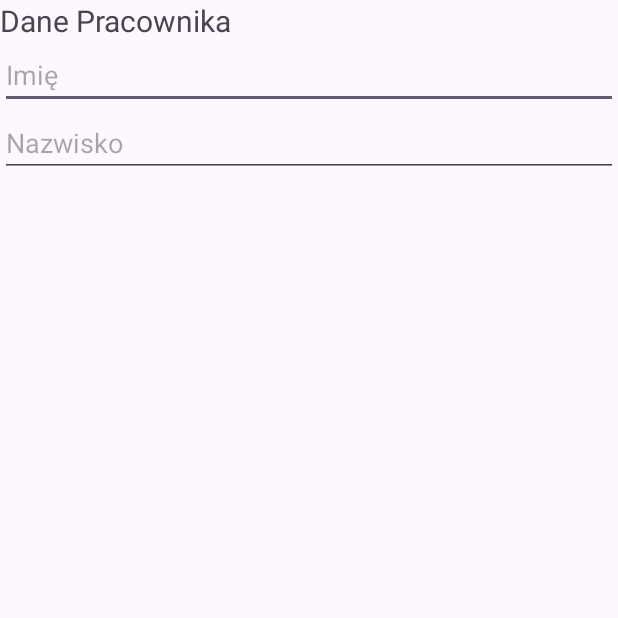
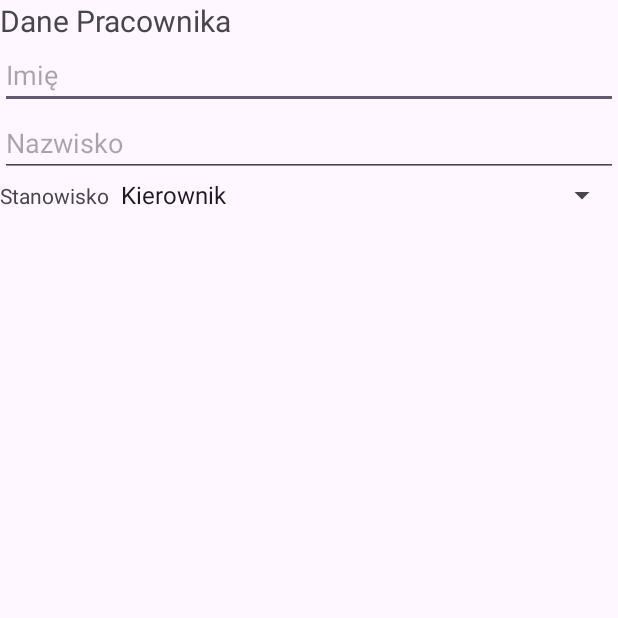
Before and after one commit to Jednaczwarta/ZadanieZaliczenie, an Android app: the screen it shows after launch (MainActivity), on a phone screen of 412 x 824 dp, the top half of it. Run offline under Robolectric (Android 15) with nearby library versions, the phone set to English and light mode, and no system bars.

Commit message:
Dodanie drugiego layoutu, textView oraz Spinnera i jego funkcjonalności

```diff
--- a/app/src/main/java/com/example/zadaniezaliczenie/MainActivity.java
+++ b/app/src/main/java/com/example/zadaniezaliczenie/MainActivity.java
@@ -1,6 +1,8 @@
 package com.example.zadaniezaliczenie;
 
 import android.os.Bundle;
+import android.widget.ArrayAdapter;
+import android.widget.Spinner;
 
 import androidx.activity.EdgeToEdge;
 import androidx.appcompat.app.AppCompatActivity;
@@ -20,5 +22,15 @@ public class MainActivity extends AppCompatActivity {
             v.setPadding(systemBars.left, systemBars.top, systemBars.right, systemBars.bottom);
             return insets;
         });
+
+
+        Spinner spinner = (Spinner) findViewById(R.id.spin);
+        ArrayAdapter<CharSequence> adapter = ArrayAdapter.createFromResource(
+                this,
+                R.array.zawody,
+                android.R.layout.simple_spinner_item
+        );
+        adapter.setDropDownViewResource(android.R.layout.simple_spinner_dropdown_item);
+        spinner.setAdapter(adapter);
     }
 }
--- a/app/src/main/res/layout/activity_main.xml
+++ b/app/src/main/res/layout/activity_main.xml
@@ -25,4 +25,21 @@
         android:layout_height="wrap_content"
         android:hint="Nazwisko"/>
 
+    <LinearLayout
+        android:layout_width="match_parent"
+        android:layout_height="wrap_content">
+
+    <TextView
+        android:layout_width="wrap_content"
+        android:layout_height="wrap_content"
+        android:text="Stanowisko"/>
+
+    <Spinner
+        android:id="@+id/spin"
+        android:layout_width="match_parent"
+        android:layout_height="wrap_content"/>
+    </LinearLayout>
+
+
+
 </LinearLayout>
--- a/app/src/main/res/values/strings.xml
+++ b/app/src/main/res/values/strings.xml
@@ -1,3 +1,10 @@
 <resources>
     <string name="app_name">ZadanieZaliczenie</string>
+
+    <string-array name="zawody">
+        <item>Kierownik</item>
+        <item>Starszy programista</item>
+        <item>Młodszy programista</item>
+        <item>Tester</item>
+    </string-array>
 </resources>
```
